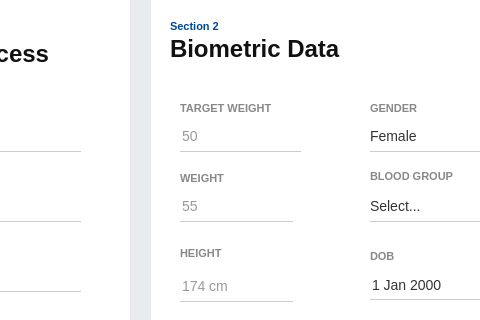
First picture: the form in ZenithHealthSuite/RegistrationScreen.ui, repository iharisrao/zenith-health-suite, before the edit; both pictures show x 200 to 680 and y 159 to 479 of the 1100 by 750 pixel window.
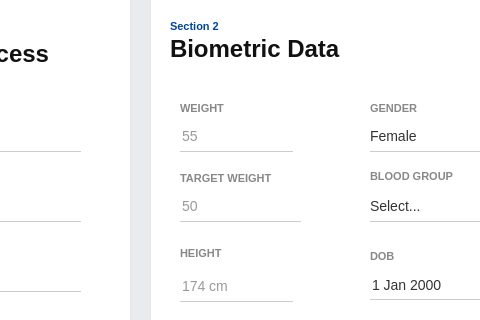
Second picture: the form after the edit.

Commit message: ceated folder structure for each screen

Diff of the .ui file:
```diff
--- a/ZenithHealthSuite/RegistrationScreen.ui
+++ b/ZenithHealthSuite/RegistrationScreen.ui
@@ -348,7 +348,7 @@
      <property name="geometry">
       <rect>
        <x>30</x>
-       <y>140</y>
+       <y>210</y>
        <width>121</width>
        <height>24</height>
       </rect>
@@ -361,7 +361,7 @@
      <property name="geometry">
       <rect>
        <x>30</x>
-       <y>110</y>
+       <y>180</y>
        <width>111</width>
        <height>21</height>
       </rect>
@@ -387,7 +387,7 @@
      <property name="geometry">
       <rect>
        <x>30</x>
-       <y>180</y>
+       <y>110</y>
        <width>101</width>
        <height>21</height>
       </rect>
@@ -400,7 +400,7 @@
      <property name="geometry">
       <rect>
        <x>30</x>
-       <y>210</y>
+       <y>140</y>
        <width>113</width>
        <height>24</height>
       </rect>
```
The commit also changes 5 other files.
